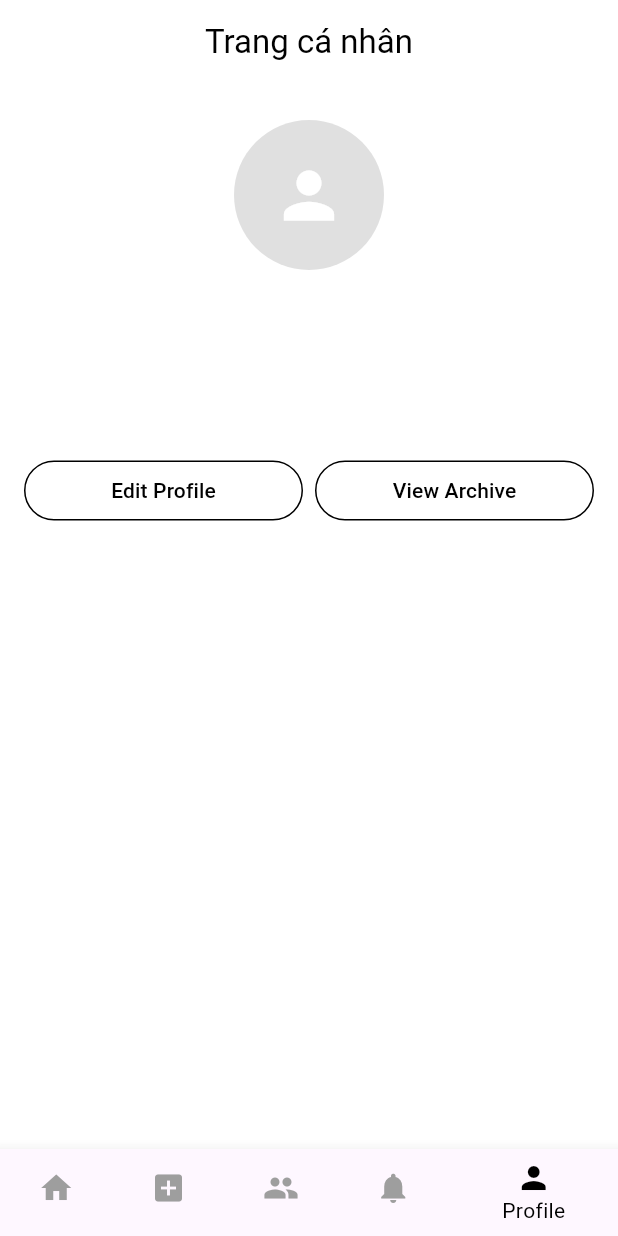
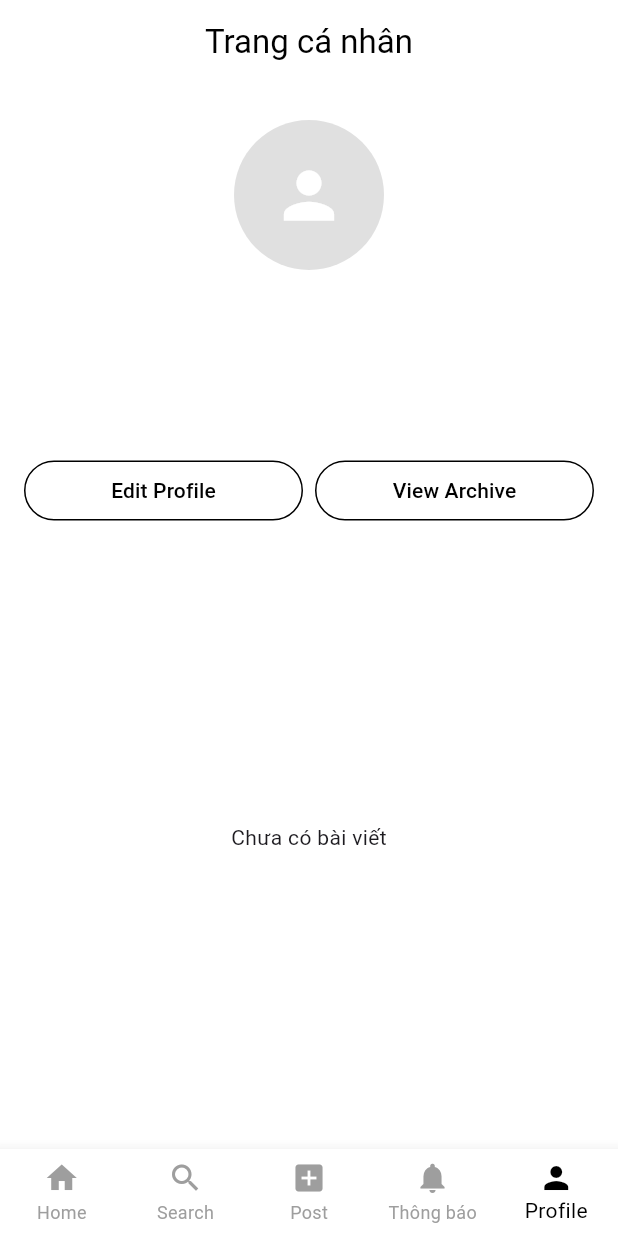
Before and after one commit to Duy1508/Android-app, a Flutter app: the HomeScreen screen opened directly, item 5 of the bottom bar chosen, on a phone screen of 412 x 824 dp. Run offline on Flutter 3.47's test engine with Material 3 defaults, Android fonts, the phone set to English and light mode, and no system bars; our stand-ins replace cloud_firestore, firebase_auth, firebase_core, firebase_storage, image_picker; accounts and stored records are empty.

Commit message:
initial commit

```diff
--- a/lib/screens/home_screen.dart
+++ b/lib/screens/home_screen.dart
@@ -2,6 +2,9 @@ import 'package:flutter/material.dart';
 import 'package:firebase_auth/firebase_auth.dart';
 import 'welcome_screen.dart';
 import 'profile_screen.dart';
+import "package:myapp/widgets/bottom_nav_bar.dart";
+import 'search_screen.dart';
+
 
 class HomeScreen extends StatefulWidget {
   const HomeScreen({super.key});
@@ -15,8 +18,8 @@ class _HomeScreenState extends State<HomeScreen> {
 
   final List<Widget> pages = [
     const Center(child: Text('Home')),
+    const SearchScreen(),
     const Center(child: Text('Post')),
-    const Center(child: Text('Friend')),
     const Center(child: Text('Notifications')),
     const ProfileScreen(),
   ];
@@ -77,20 +80,10 @@ class _HomeScreenState extends State<HomeScreen> {
     return Scaffold(
       appBar: _buildAppBar(),
       body: pages[selectedIndex],
-      bottomNavigationBar: BottomNavigationBar(
+      bottomNavigationBar: BottomNavBar(
         currentIndex: selectedIndex,
-        selectedItemColor: Colors.black,
-        unselectedItemColor: Colors.grey,
-        backgroundColor: Colors.white,
         onTap: (index) => setState(() => selectedIndex = index),
-        items: const [
-          BottomNavigationBarItem(icon: Icon(Icons.home), label: 'Home'),
-          BottomNavigationBarItem(icon: Icon(Icons.add_box), label: 'Post'),
-          BottomNavigationBarItem(icon: Icon(Icons.group), label: 'Friend'),
-          BottomNavigationBarItem(icon: Icon(Icons.notifications), label: 'Thông báo'),
-          BottomNavigationBarItem(icon: Icon(Icons.person), label: 'Profile'),
-        ],
       ),
     );
-  }
+        }
 }
--- a/lib/screens/profile_screen.dart
+++ b/lib/screens/profile_screen.dart
@@ -1,20 +1,63 @@
 import 'package:flutter/material.dart';
 import 'package:cloud_firestore/cloud_firestore.dart';
+import 'package:firebase_auth/firebase_auth.dart';
 import 'editprofile_screen.dart';
-class ProfileScreen extends StatelessWidget {
-  const ProfileScreen({super.key});
+
+class ProfileScreen extends StatefulWidget {
+  final String? userId;
+
+  const ProfileScreen({super.key, this.userId});
+
+  @override
+  State<ProfileScreen> createState() => _ProfileScreenState();
+}
+
+class _ProfileScreenState extends State<ProfileScreen> {
+  final currentUser = FirebaseAuth.instance.currentUser;
+  late final String uid;
+  bool isFollowing = false;
+
+  @override
+  void initState() {
+    super.initState();
+    uid = widget.userId ?? currentUser!.uid;
+    if (widget.userId != null) {
+      checkFollowing();
+    }
+  }
+
+  Future<void> checkFollowing() async {
+    final docId = '${currentUser!.uid}_$uid';
+    final doc = await FirebaseFirestore.instance.collection('followers').doc(docId).get();
+    setState(() => isFollowing = doc.exists);
+  }
+
+  Future<void> toggleFollow() async {
+    final docId = '${currentUser!.uid}_$uid';
+    final ref = FirebaseFirestore.instance.collection('followers').doc(docId);
+
+    if (isFollowing) {
+      await ref.delete();
+    } else {
+      await ref.set({
+        'followerId': currentUser!.uid,
+        'followingId': uid,
+        'createdAt': FieldValue.serverTimestamp(),
+      });
+    }
+
+    setState(() => isFollowing = !isFollowing);
+  }
 
   @override
   Widget build(BuildContext context) {
     return FutureBuilder<DocumentSnapshot>(
-      future: FirebaseFirestore.instance
-          .collection('users')
-          .doc('IR78zl5be8gCqPEnSxIIHGyHyek2') // 👈 Thay bằng ID thật
-          .get(),
+      future: FirebaseFirestore.instance.collection('users').doc(uid).get(),
       builder: (context, snapshot) {
         if (!snapshot.hasData || !snapshot.data!.exists) {
           return const Center(child: CircularProgressIndicator());
         }
+
         final data = snapshot.data!.data() as Map<String, dynamic>;
         final name = data['name'] ?? '';
         final email = data['email'] ?? '';
@@ -26,7 +69,7 @@ class ProfileScreen extends StatelessWidget {
           appBar: AppBar(
             backgroundColor: Colors.white,
             elevation: 0,
-            automaticallyImplyLeading: false,
+            automaticallyImplyLeading: widget.userId != null,
             title: const Text('Trang cá nhân', style: TextStyle(color: Colors.black)),
             centerTitle: true,
           ),
@@ -35,7 +78,6 @@ class ProfileScreen extends StatelessWidget {
             child: Column(
               crossAxisAlignment: CrossAxisAlignment.start,
               children: [
-                // Avatar
                 Center(
                   child: CircleAvatar(
                     radius: 50,
@@ -49,7 +91,6 @@ class ProfileScreen extends StatelessWidget {
                   ),
                 ),
                 const SizedBox(height: 16),
-                // Info
                 Center(
                   child: Column(
                     children: [
@@ -62,7 +103,7 @@ class ProfileScreen extends StatelessWidget {
                   ),
                 ),
                 const SizedBox(height: 24),
-                // Buttons
+                if (widget.userId == null)
                   Row(
                     children: [
                       Expanded(
@@ -71,7 +112,7 @@ class ProfileScreen extends StatelessWidget {
                             Navigator.push(
                               context,
                               MaterialPageRoute(
-                              builder: (_) => const EditProfileScreen(userId: 'IR78zl5be8gCqPEnSxIIHGyHyek2'),
+                                builder: (_) => EditProfileScreen(userId: uid),
                               ),
                             );
                           },
@@ -94,6 +135,43 @@ class ProfileScreen extends StatelessWidget {
                         ),
                       ),
                     ],
+                  )
+                else
+                  Center(
+                    child: ElevatedButton(
+                      onPressed: toggleFollow,
+                      child: Text(isFollowing ? 'Unfollow' : 'Follow'),
+                    ),
+                  ),
+                const SizedBox(height: 24),
+                Expanded(
+                  child: StreamBuilder<QuerySnapshot>(
+                    stream: FirebaseFirestore.instance
+                        .collection('posts')
+                        .where('userId', isEqualTo: uid)
+                        .orderBy('createdAt', descending: true)
+                        .snapshots(),
+                    builder: (context, snapshot) {
+                      if (!snapshot.hasData) return const Center(child: CircularProgressIndicator());
+                      final posts = snapshot.data!.docs;
+                      if (posts.isEmpty) return const Center(child: Text('Chưa có bài viết'));
+                      return ListView.builder(
+                        itemCount: posts.length,
+                        itemBuilder: (context, index) {
+                          final post = posts[index].data() as Map<String, dynamic>;
+                          return Card(
+                            margin: const EdgeInsets.symmetric(vertical: 8),
+                            child: ListTile(
+                              title: Text(post['content'] ?? ''),
+                              leading: post['imageUrl'] != null
+                                  ? Image.network(post['imageUrl'], width: 50, height: 50, fit: BoxFit.cover)
+                                  : const Icon(Icons.image),
+                            ),
+                          );
+                        },
+                      );
+                    },
+                  ),
                 ),
               ],
             ),
--- a/lib/widgets/bottom_nav_bar.dart
+++ b/lib/widgets/bottom_nav_bar.dart
@@ -0,0 +1,31 @@
+import 'package:flutter/material.dart';
+
+class BottomNavBar extends StatelessWidget {
+  final int currentIndex;
+  final Function(int) onTap;
+
+  const BottomNavBar({
+    super.key,
+    required this.currentIndex,
+    required this.onTap,
+  });
+
+  @override
+  Widget build(BuildContext context) {
+    return BottomNavigationBar(
+      type: BottomNavigationBarType.fixed,
+      currentIndex: currentIndex,
+      selectedItemColor: Colors.black,
+      unselectedItemColor: Colors.grey,
+      backgroundColor: Colors.white,
+      onTap: onTap,
+      items: const [
+        BottomNavigationBarItem(icon: Icon(Icons.home), label: 'Home'),
+        BottomNavigationBarItem(icon: Icon(Icons.search), label: 'Search'),
+        BottomNavigationBarItem(icon: Icon(Icons.add_box), label: 'Post'),
+        BottomNavigationBarItem(icon: Icon(Icons.notifications), label: 'Thông báo'),
+        BottomNavigationBarItem(icon: Icon(Icons.person), label: 'Profile'),
+      ],
+    );
+  }
+}
```
Also changed, not shown: lib/screens/search_screen.dart (added, +98 -0 lines), lib/screens/user_profile_screen.dart (added, +57 -0 lines). Lines whose indentation alone changed are shown as unchanged.
